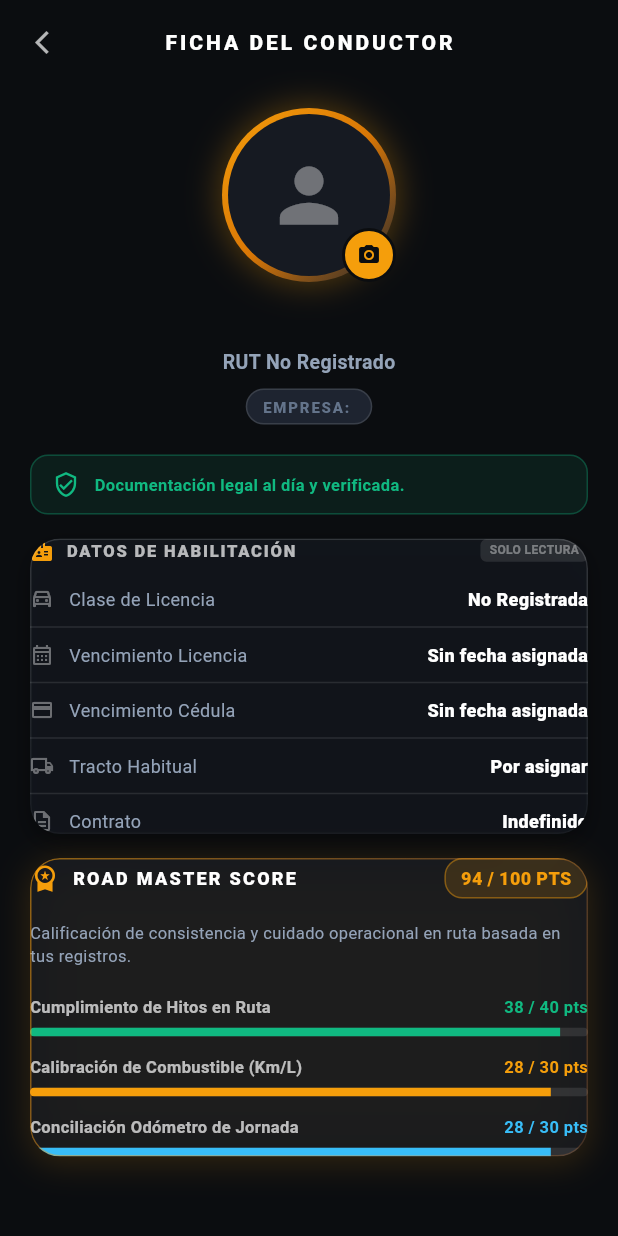
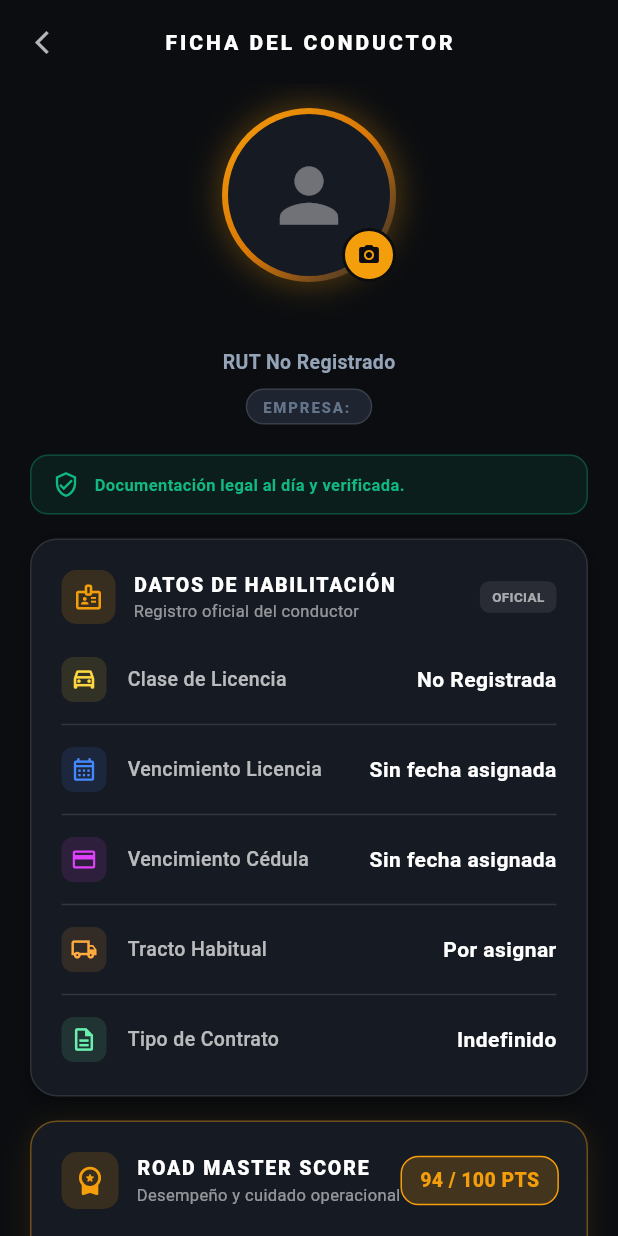
Before and after one commit to criszz92/bitacora-tms, a Flutter app: the DriverProfileScreen screen opened by its route, on a phone screen of 412 x 824 dp. Run offline on Flutter 3.47's test engine with Material 3 defaults, Android fonts, the phone set to English and light mode, and no system bars; our stand-ins replace cloud_firestore, csv, file_picker, firebase_auth, firebase_core, firebase_messaging and 11 more; missing offline and left inert: dart:js_interop, flutter_background_service, ota_update, spreadsheet_decoder, syncfusion_flutter_pdf; accounts and stored records are empty; project files that could hold a hidden picture were left out.

Commit message:
feat(release): v1.1.3+14 weighted mode tariff matrix, plate resolver in monthly summary and driver profile redesign

```diff
--- a/lib/features/driver/presentation/screens/driver_profile_screen.dart
+++ b/lib/features/driver/presentation/screens/driver_profile_screen.dart
@@ -8,7 +8,6 @@ import '../../../auth/presentation/providers/auth_provider.dart';
 import '../../../auth/domain/models/user_model.dart';
 import '../../../trips/presentation/providers/trip_provider.dart';
 import '../../../../core/theme/app_theme.dart';
-import '../../../../core/widgets/glass_container.dart';
 
 class DriverProfileScreen extends ConsumerStatefulWidget {
   const DriverProfileScreen({super.key});
@@ -316,7 +315,7 @@ class _DriverProfileScreenState extends ConsumerState<DriverProfileScreen> {
     return null;
   }
 
-  // ── 3. DATOS DE OPERACIÓN (SOLO LECTURA) ───────────────────────────────────
+  // ── 3. DATOS DE OPERACIÓN (TARJETA ESPACIOSA Y CLARA) ───────────────────────────
 
   Widget _buildInfoCard(UserModel user) {
     final licText = (user.licencias != null && user.licencias!.isNotEmpty)
@@ -331,134 +330,202 @@ class _DriverProfileScreenState extends ConsumerState<DriverProfileScreen> {
         ? DateFormat('dd/MM/yyyy').format(user.fechaVencimientoCedula!)
         : 'Sin fecha asignada';
 
-    return GlassContainer(
+    return Container(
+      padding: const EdgeInsets.all(20),
+      decoration: BoxDecoration(
+        color: const Color(0xFF161A22),
+        borderRadius: BorderRadius.circular(18),
+        border: Border.all(color: Colors.white.withValues(alpha: 0.10)),
+        boxShadow: [
+          BoxShadow(
+            color: Colors.black.withValues(alpha: 0.35),
+            blurRadius: 12,
+            offset: const Offset(0, 4),
+          ),
+        ],
+      ),
       child: Column(
         crossAxisAlignment: CrossAxisAlignment.start,
         children: [
           Row(
             children: [
-              const Icon(Icons.badge, color: AppColors.primary, size: 16),
-              const SizedBox(width: 8),
-              const Text(
+              Container(
+                padding: const EdgeInsets.all(8),
+                decoration: BoxDecoration(
+                  color: AppColors.primary.withValues(alpha: 0.15),
+                  borderRadius: BorderRadius.circular(10),
+                ),
+                child: const Icon(Icons.badge_outlined, color: AppColors.primary, size: 20),
+              ),
+              const SizedBox(width: 12),
+              const Column(
+                crossAxisAlignment: CrossAxisAlignment.start,
+                children: [
+                  Text(
                     'DATOS DE HABILITACIÓN',
                     style: TextStyle(
-                  color: Colors.white70,
-                  fontSize: 11,
+                      color: Colors.white,
+                      fontSize: 13,
                       fontWeight: FontWeight.w900,
-                  letterSpacing: 1.2,
+                      letterSpacing: 1.1,
                     ),
+                  ),
+                  Text(
+                    'Registro oficial del conductor',
+                    style: TextStyle(color: Colors.white54, fontSize: 11),
+                  ),
+                ],
               ),
               const Spacer(),
               Container(
-                padding: const EdgeInsets.symmetric(horizontal: 6, vertical: 2),
+                padding: const EdgeInsets.symmetric(horizontal: 8, vertical: 4),
                 decoration: BoxDecoration(
-                  color: Colors.white10,
-                  borderRadius: BorderRadius.circular(4),
+                  color: Colors.white.withValues(alpha: 0.08),
+                  borderRadius: BorderRadius.circular(6),
                 ),
                 child: const Text(
-                  'SOLO LECTURA',
-                  style: TextStyle(color: Colors.white38, fontSize: 8, fontWeight: FontWeight.bold),
+                  'OFICIAL',
+                  style: TextStyle(color: Colors.white60, fontSize: 9, fontWeight: FontWeight.bold),
                 ),
               ),
             ],
           ),
-          const SizedBox(height: 16),
-          _infoRow('Clase de Licencia', licText, Icons.drive_eta_outlined),
-          const Divider(color: Colors.white10, height: 20),
-          _infoRow('Vencimiento Licencia', fLic, Icons.calendar_month_outlined),
-          const Divider(color: Colors.white10, height: 20),
-          _infoRow('Vencimiento Cédula', fCI, Icons.credit_card_outlined),
-          const Divider(color: Colors.white10, height: 20),
-          _infoRow('Tracto Habitual', user.patenteAsignada ?? 'Por asignar', Icons.local_shipping_outlined),
-          const Divider(color: Colors.white10, height: 20),
-          _infoRow('Contrato', user.tipoContrato ?? 'Indefinido', Icons.description_outlined),
+          const SizedBox(height: 20),
+          _infoRow('Clase de Licencia', licText, Icons.drive_eta_outlined, Colors.amberAccent),
+          const Divider(color: Colors.white12, height: 26),
+          _infoRow('Vencimiento Licencia', fLic, Icons.calendar_month_outlined, Colors.blueAccent),
+          const Divider(color: Colors.white12, height: 26),
+          _infoRow('Vencimiento Cédula', fCI, Icons.credit_card_outlined, Colors.purpleAccent),
+          const Divider(color: Colors.white12, height: 26),
+          _infoRow('Tracto Habitual', user.patenteAsignada ?? 'Por asignar', Icons.local_shipping_outlined, Colors.orangeAccent),
+          const Divider(color: Colors.white12, height: 26),
+          _infoRow('Tipo de Contrato', user.tipoContrato ?? 'Indefinido', Icons.description_outlined, Colors.greenAccent),
         ],
       ),
     );
   }
 
-  Widget _infoRow(String label, String value, IconData icon) {
-    return Row(
+  Widget _infoRow(String label, String value, IconData icon, Color iconColor) {
+    return Padding(
+      padding: const EdgeInsets.symmetric(vertical: 2),
+      child: Row(
         children: [
-        Icon(icon, size: 16, color: Colors.white38),
-        const SizedBox(width: 10),
-        Text(
+          Container(
+            padding: const EdgeInsets.all(6),
+            decoration: BoxDecoration(
+              color: iconColor.withValues(alpha: 0.12),
+              borderRadius: BorderRadius.circular(8),
+            ),
+            child: Icon(icon, size: 18, color: iconColor),
+          ),
+          const SizedBox(width: 14),
+          Expanded(
+            child: Text(
               label,
-          style: const TextStyle(color: AppColors.textSecondary, fontSize: 12),
+              style: const TextStyle(color: Colors.white70, fontSize: 13, fontWeight: FontWeight.w500),
             ),
-        const Spacer(),
+          ),
           Text(
             value,
             style: const TextStyle(
               color: Colors.white,
-            fontSize: 12,
-            fontWeight: FontWeight.w800,
+              fontSize: 14,
+              fontWeight: FontWeight.bold,
+              letterSpacing: 0.3,
             ),
           ),
         ],
+      ),
     );
   }
 
-  // ── 4. ROAD MASTER SCORE ──────────────────────────────────────────────────
+  // ── 4. ROAD MASTER SCORE (AMPLIO Y LEGIBLE) ───────────────────────────────
 
   Widget _buildRoadMasterScoreCard(AsyncValue tripsAsync) {
-    // Calculamos métricas en base a viajes reales o defaults
-    int totalScore = 94;
-    int hitosScore = 38; // sobre 40
-    int combustibleScore = 28; // sobre 30
-    int jornadaScore = 28; // sobre 30
+    const int totalScore = 94;
+    const int hitosScore = 38; // sobre 40
+    const int combustibleScore = 28; // sobre 30
+    const int jornadaScore = 28; // sobre 30
 
-    return GlassContainer(
-      isActive: true,
+    return Container(
+      padding: const EdgeInsets.all(20),
+      decoration: BoxDecoration(
+        color: const Color(0xFF161A22),
+        borderRadius: BorderRadius.circular(18),
+        border: Border.all(color: AppColors.primary.withValues(alpha: 0.40)),
+        boxShadow: [
+          BoxShadow(
+            color: AppColors.primary.withValues(alpha: 0.12),
+            blurRadius: 16,
+            offset: const Offset(0, 4),
+          ),
+        ],
+      ),
       child: Column(
         crossAxisAlignment: CrossAxisAlignment.start,
         children: [
           Row(
             mainAxisAlignment: MainAxisAlignment.spaceBetween,
             children: [
-              const Row(
+              Row(
                 children: [
-                  Icon(Icons.workspace_premium, color: AppColors.primary, size: 20),
-                  SizedBox(width: 8),
+                  Container(
+                    padding: const EdgeInsets.all(8),
+                    decoration: BoxDecoration(
+                      color: AppColors.primary.withValues(alpha: 0.15),
+                      borderRadius: BorderRadius.circular(10),
+                    ),
+                    child: const Icon(Icons.workspace_premium_rounded, color: AppColors.primary, size: 22),
+                  ),
+                  const SizedBox(width: 12),
+                  const Column(
+                    crossAxisAlignment: CrossAxisAlignment.start,
+                    children: [
                       Text(
                         'ROAD MASTER SCORE',
                         style: TextStyle(
                           color: Colors.white,
-                      fontSize: 12,
+                          fontSize: 13,
                           fontWeight: FontWeight.w900,
-                      letterSpacing: 1.5,
+                          letterSpacing: 1.2,
                         ),
+                      ),
+                      Text(
+                        'Desempeño y cuidado operacional',
+                        style: TextStyle(color: Colors.white54, fontSize: 11),
+                      ),
+                    ],
                   ),
                 ],
               ),
               Container(
-                padding: const EdgeInsets.symmetric(horizontal: 10, vertical: 4),
+                padding: const EdgeInsets.symmetric(horizontal: 12, vertical: 6),
                 decoration: BoxDecoration(
-                  color: AppColors.primary.withValues(alpha: 0.15),
+                  color: AppColors.primary.withValues(alpha: 0.20),
                   borderRadius: BorderRadius.circular(12),
-                  border: Border.all(color: AppColors.primary.withValues(alpha: 0.4)),
+                  border: Border.all(color: AppColors.primary),
                 ),
-                child: Text(
+                child: const Text(
                   '$totalScore / 100 PTS',
-                  style: const TextStyle(
+                  style: TextStyle(
                     color: AppColors.primary,
                     fontWeight: FontWeight.w900,
-                    fontSize: 12,
+                    fontSize: 13,
                   ),
                 ),
               ),
             ],
           ),
-          const SizedBox(height: 16),
+          const SizedBox(height: 18),
           const Text(
             'Calificación de consistencia y cuidado operacional en ruta basada en tus registros.',
-            style: TextStyle(color: AppColors.textSecondary, fontSize: 11, height: 1.4),
+            style: TextStyle(color: Colors.white70, fontSize: 12, height: 1.4),
           ),
+          const SizedBox(height: 22),
+          _scoreBar('Cumplimiento de Hitos en Ruta', hitosScore, 40, const Color(0xFF10B981)),
           const SizedBox(height: 18),
-          _scoreBar('Cumplimiento de Hitos en Ruta', hitosScore, 40, const Color(0xFF10B981)),
-          const SizedBox(height: 12),
           _scoreBar('Calibración de Combustible (Km/L)', combustibleScore, 30, AppColors.primary),
-          const SizedBox(height: 12),
+          const SizedBox(height: 18),
           _scoreBar('Conciliación Odómetro de Jornada', jornadaScore, 30, const Color(0xFF38BDF8)),
         ],
       ),
@@ -473,17 +540,30 @@ class _DriverProfileScreenState extends ConsumerState<DriverProfileScreen> {
         Row(
           mainAxisAlignment: MainAxisAlignment.spaceBetween,
           children: [
-            Text(label, style: const TextStyle(color: Colors.white70, fontSize: 11, fontWeight: FontWeight.w600)),
-            Text('$current / $max pts', style: TextStyle(color: barColor, fontSize: 11, fontWeight: FontWeight.bold)),
+            Text(
+              label,
+              style: const TextStyle(color: Colors.white, fontSize: 12, fontWeight: FontWeight.w600),
+            ),
+            Container(
+              padding: const EdgeInsets.symmetric(horizontal: 6, vertical: 2),
+              decoration: BoxDecoration(
+                color: barColor.withValues(alpha: 0.15),
+                borderRadius: BorderRadius.circular(4),
+              ),
+              child: Text(
+                '$current / $max pts',
+                style: TextStyle(color: barColor, fontSize: 11, fontWeight: FontWeight.bold),
+              ),
+            ),
           ],
         ),
-        const SizedBox(height: 6),
+        const SizedBox(height: 8),
         ClipRRect(
           borderRadius: BorderRadius.circular(6),
           child: LinearProgressIndicator(
             value: percent,
-            minHeight: 6,
-            backgroundColor: Colors.white10,
+            minHeight: 8,
+            backgroundColor: Colors.white12,
             valueColor: AlwaysStoppedAnimation<Color>(barColor),
           ),
         ),
--- a/pubspec.yaml
+++ b/pubspec.yaml
@@ -16,7 +16,7 @@ publish_to: 'none' # Remove this line if you wish to publish to pub.dev
 # https://developer.apple.com/library/archive/documentation/General/Reference/InfoPlistKeyReference/Articles/CoreFoundationKeys.html
 # In Windows, build-name is used as the major, minor, and patch parts
 # of the product and file versions while build-number is used as the build suffix.
-version: 1.1.2+13
+version: 1.1.3+14
 
 environment:
   sdk: ^3.10.4
```
Also changed, not shown: lib/features/admin/presentation/widgets/config_admin_view.dart (+9 -9 lines), lib/features/driver/presentation/screens/monthly_summary_screen.dart (+20 -4 lines), lib/features/trips/domain/services/route_tariff_baseline_service.dart (+85 -34 lines), lib/features/trips/presentation/screens/trip_form_screen.dart (+5 -2 lines). Lines whose indentation alone changed are shown as unchanged.
